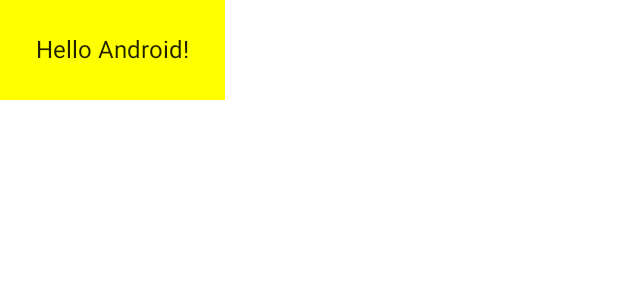
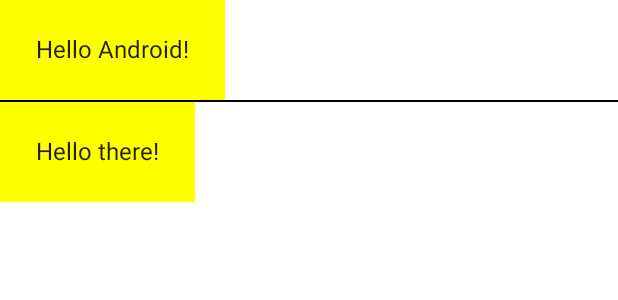
Before and after one commit to omtians9425/compose-basics, an Android app built with Jetpack Compose: the @Preview function DefaultPreview, on a phone screen of 412 x 824 dp. Shown: the top 300 px of the screen. Run offline under Robolectric (Android 15) with nearby library versions, the phone set to English and light mode, and no system bars.

```diff
--- a/app/src/main/java/com/example/compose/basics/MainActivity.kt
+++ b/app/src/main/java/com/example/compose/basics/MainActivity.kt
@@ -2,7 +2,9 @@ package com.example.compose.basics
 
 import android.os.Bundle
 import androidx.appcompat.app.AppCompatActivity
+import androidx.compose.foundation.layout.Column
 import androidx.compose.foundation.layout.padding
+import androidx.compose.material.Divider
 import androidx.compose.material.MaterialTheme
 import androidx.compose.material.Surface
 import androidx.compose.material.Text
@@ -18,18 +20,28 @@ class MainActivity : AppCompatActivity() {
     override fun onCreate(savedInstanceState: Bundle?) {
         super.onCreate(savedInstanceState)
         setContent {
-            MyApp()
+            MyApp {
+                MyScreenContent()
+            }
         }
     }
 }
 
 @Composable
-fun MyApp() {
+fun MyApp(content: @Composable () -> Unit) {
     ComposebasicsTheme {
-        // A surface container using the 'background' color from the theme
-        Surface(color = MaterialTheme.colors.background) {
-            Greeting("Android")
+        Surface(color = Color.Yellow) {
+            content()
         }
+    }
+}
+
+@Composable
+fun MyScreenContent() {
+    Column {
+        Greeting(name = "Android")
+        Divider(color = Color.Black)
+        Greeting(name = "there")
     }
 }
 
@@ -44,6 +56,6 @@ fun Greeting(name: String) {
 @Composable
 fun DefaultPreview() {
     ComposebasicsTheme {
-        Greeting("Android")
+        MyScreenContent()
     }
 }
```
